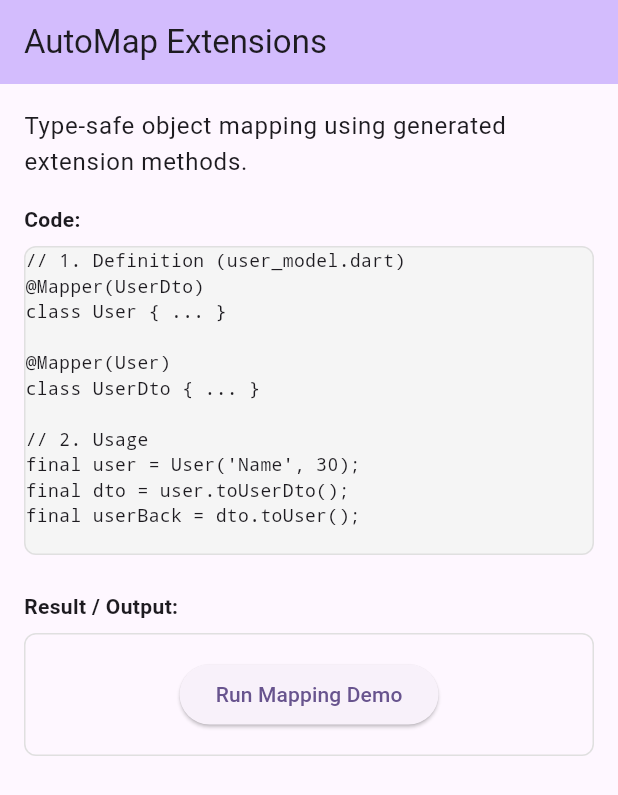
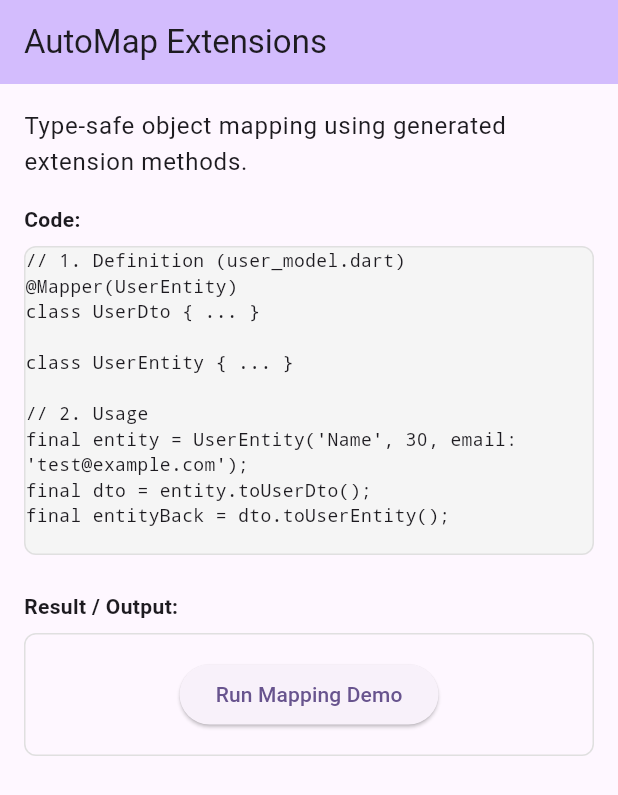
Before and after one commit to muhammadkamel/dartz_plus, a Flutter app: the MapperScreen widget shown alone on an empty page, opened directly, on a phone screen of 412 x 824 dp. Shown: the top 795 px of the screen. Run offline on Flutter 3.47's test engine with Material 3 defaults, Android fonts, the phone set to English and light mode, and no system bars; our stand-ins replace dio, equatable; missing offline and left inert: analyzer, build, source_gen; network calls fail.

Commit message:
feat: Implement reverse mapping in `MapperGenerator` and add a new profile example using clean architecture.

```diff
--- a/dartz_plus_generator/pubspec.yaml
+++ b/dartz_plus_generator/pubspec.yaml
@@ -8,6 +8,7 @@ environment:
 dependencies:
   analyzer: ^9.0.0
   build: ^4.0.3
+  collection: ^1.19.1
   dartz_plus:
     path: ../
   source_gen: ^4.1.1
@@ -15,3 +16,5 @@ dependencies:
 dev_dependencies:
   build_runner: ^2.4.6
   lints: ^2.1.1
+  source_gen_test: ^1.0.0
+  test: ^1.24.0
--- a/example/lib/main.dart
+++ b/example/lib/main.dart
@@ -1,6 +1,22 @@
-import 'package:dartz_plus_example/my_app.dart';
+import 'package:dartz_plus_example/home_screen.dart';
 import 'package:flutter/material.dart';
 
 void main() {
   runApp(const MyApp());
 }
+
+class MyApp extends StatelessWidget {
+  const MyApp({super.key});
+
+  @override
+  Widget build(BuildContext context) {
+    return MaterialApp(
+      title: 'Dartz Plus Example',
+      theme: ThemeData(
+        colorScheme: ColorScheme.fromSeed(seedColor: Colors.deepPurple),
+        useMaterial3: true,
+      ),
+      home: HomeScreen(),
+    );
+  }
+}
--- a/example/lib/models/user_model.dart
+++ b/example/lib/models/user_model.dart
@@ -1,8 +1,9 @@
 import 'package:dartz_plus/dartz_plus.dart';
+import 'package:flutter/foundation.dart';
 
 part 'user_model.g.dart';
 
-@Mapper(User)
+@Mapper(UserEntity)
 class UserDto {
   final String name;
   final int age;
@@ -12,38 +13,23 @@ class UserDto {
   String toString() => 'UserDto(name: $name, age: $age)';
 }
 
-@Mapper(UserDto)
-class User {
-  final String name;
-  final int age;
-  User(this.name, this.age);
-
-  factory User.fromJson(Map<String, dynamic> json) {
-    return User(
-      // data from dummyjson usually has firstName/lastName
-      '${json['firstName']} ${json['lastName']}',
-      json['age'] as int,
-    );
-  }
-
-  @override
-  String toString() => 'User(name: $name, age: $age)';
-}
-
-@Mapper(UserEntity)
+@immutable
 class UserEntity {
   final String name;
   final int age;
-  UserEntity(this.name, this.age);
+  final String? email;
+
+  const UserEntity(this.name, this.age, {this.email});
 
   factory UserEntity.fromJson(Map<String, dynamic> json) {
     return UserEntity(
       // data from dummyjson usually has firstName/lastName
       '${json['firstName']} ${json['lastName']}',
       json['age'] as int,
+      email: json['email'] as String?,
     );
   }
 
   @override
-  String toString() => 'User(name: $name, age: $age)';
+  String toString() => 'UserEntity(name: $name, age: $age)';
 }
--- a/example/lib/screens/mapper_screen.dart
+++ b/example/lib/screens/mapper_screen.dart
@@ -22,19 +22,19 @@ class _MapperScreenState extends State<MapperScreen> {
     final buffer = StringBuffer();
 
     // 1. Code Generation Demo (Extension-based Mapper)
-    // Annotate model with @Mapper(Target) to generate toTarget() extension.
+    // Annotate model with @Mapper(Target, reverse: true) to generate toTarget() and toSource() extensions.
 
-    final genUser = User('Generator', 100);
+    final genUser = UserEntity('Generator', 100, email: 'gen@test.com');
     try {
-      // 1. Map User -> UserDto
+      // 1. Map UserEntity -> UserDto (Reverse Map)
       final dto = genUser.toUserDto();
 
-      // 2. Map UserDto -> User
-      final userBack = dto.toUser();
+      // 2. Map UserDto -> UserEntity (Forward Map)
+      final userBack = dto.toUserEntity();
 
       buffer.writeln('1. Extension-based Mapping:');
-      buffer.writeln('   User -> UserDto: $dto');
-      buffer.writeln('   UserDto -> User: $userBack');
+      buffer.writeln('   UserEntity -> UserDto: $dto');
+      buffer.writeln('   UserDto -> UserEntity: $userBack');
     } catch (e) {
       buffer.writeln('Error in mapper mapping: $e');
     }
@@ -48,16 +48,15 @@ class _MapperScreenState extends State<MapperScreen> {
   Widget build(BuildContext context) {
     const code = '''
 // 1. Definition (user_model.dart)
-@Mapper(UserDto)
-class User { ... }
-
-@Mapper(User)
+@Mapper(UserEntity)
 class UserDto { ... }
 
+class UserEntity { ... }
+
 // 2. Usage
-final user = User('Name', 30);
-final dto = user.toUserDto();
-final userBack = dto.toUser();
+final entity = UserEntity('Name', 30, email: 'test@example.com');
+final dto = entity.toUserDto();
+final entityBack = dto.toUserEntity();
     ''';
 
     return CodePreviewWidget(
--- a/example/lib/screens/real_world_api_screen.dart
+++ b/example/lib/screens/real_world_api_screen.dart
@@ -30,7 +30,7 @@ class RealWorldApiScreen extends StatelessWidget {
   static const String _codeSnippet = '''
 final dio = Dio();
 
-Future<Either<String, User>> fetchUser(int id) async {
+Future<Either<String, UserEntity>> fetchUser(int id) async {
   // 1. Try-Catch for Network Request
   return Either.tryCatch<String, Response>(
     () => dio.get('https://dummyjson.com/users/\$id'),
@@ -45,7 +45,7 @@ Future<Either<String, User>> fetchUser(int id) async {
   // 3. Parse JSON to User Model
   .flatMap((data) {
     return Either.tryCatch(
-      () => User.fromJson(data as Map<String, dynamic>),
+      () => UserEntity.fromJson(data as Map<String, dynamic>),
       (e, s) => 'Parsing Error: \$e',
     );
   });
@@ -56,7 +56,7 @@ Future<Either<String, User>> fetchUser(int id) async {
     final buffer = StringBuffer();
     final dio = Dio();
 
-    Future<Either<String, User>> fetchUser(int id) async {
+    Future<Either<String, UserEntity>> fetchUser(int id) async {
       // 1. Perform Network Request (Async)
       Response response;
       try {
@@ -67,7 +67,7 @@ Future<Either<String, User>> fetchUser(int id) async {
 
       // 2. Validate Status Code & Parse
       // Explicitly type the starting Either to match L=String
-      return Either.right(User.fromJson(response.data));
+      return Either.right(UserEntity.fromJson(response.data));
     }
 
     buffer.writeln('--- Scenario 1: Fetch Existing User (ID: 1) ---');
@@ -92,7 +92,7 @@ Future<Either<String, User>> fetchUser(int id) async {
     } catch (e) {
       // We can demonstrate how to wrap an existing exception using Either.left
       // allowing it to flow into the same error handling pipeline if needed.
-      final result3 = Either<String, User>.left(
+      final result3 = Either<String, UserEntity>.left(
         'Network request failed (simulated): $e',
       );
       result3.fold(
--- a/lib/src/annotations.dart
+++ b/lib/src/annotations.dart
@@ -13,10 +13,14 @@ class Mapper {
   /// Creates a Mapper annotation.
   ///
   /// [target] is the Type of the class you want to map TO.
-  const Mapper(this.target);
+  /// [reverse] if true, generates a reverse mapping method (Target -> Source).
+  const Mapper(this.target, {this.reverse = true});
 
   /// The target type to map to.
   ///
   /// If provided, an extension method `toTarget()` will be generated on the annotated class.
   final Type target;
+
+  /// Whether to generate the reverse mapping (Target -> Source).
+  final bool reverse;
 }
```
Also changed, not shown: dartz_plus_generator/lib/src/mapper_generator.dart (+51 -25 lines), example/lib/features/profile/data/datasources/profile_local_datasource.dart (added, +20 -0 lines), example/lib/features/profile/data/dtos/profile_dto.dart (added, +23 -0 lines), example/lib/features/profile/data/repositories/profile_repository_impl.dart (added, +18 -0 lines), example/lib/features/profile/domain/entities/profile_entity.dart (added, +17 -0 lines), example/lib/features/profile/domain/repositories/profile_repository.dart (added, +7 -0 lines), example/lib/features/profile/presentation/screens/profile_screen.dart (added, +83 -0 lines), example/lib/home_screen.dart (+7 -0 lines), example/lib/my_app.dart (deleted, +0 -19 lines), example/lib/features/profile/data/dtos/profile_dto.g.dart (added), example/lib/models/user_model.g.dart, 2 other files.
